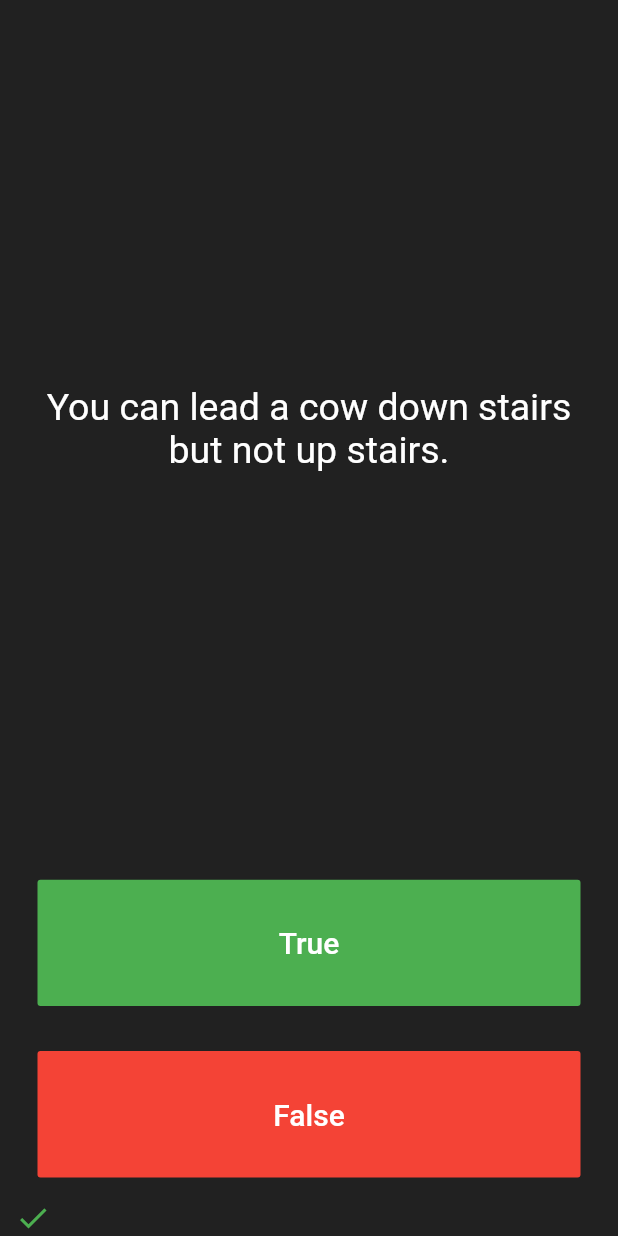
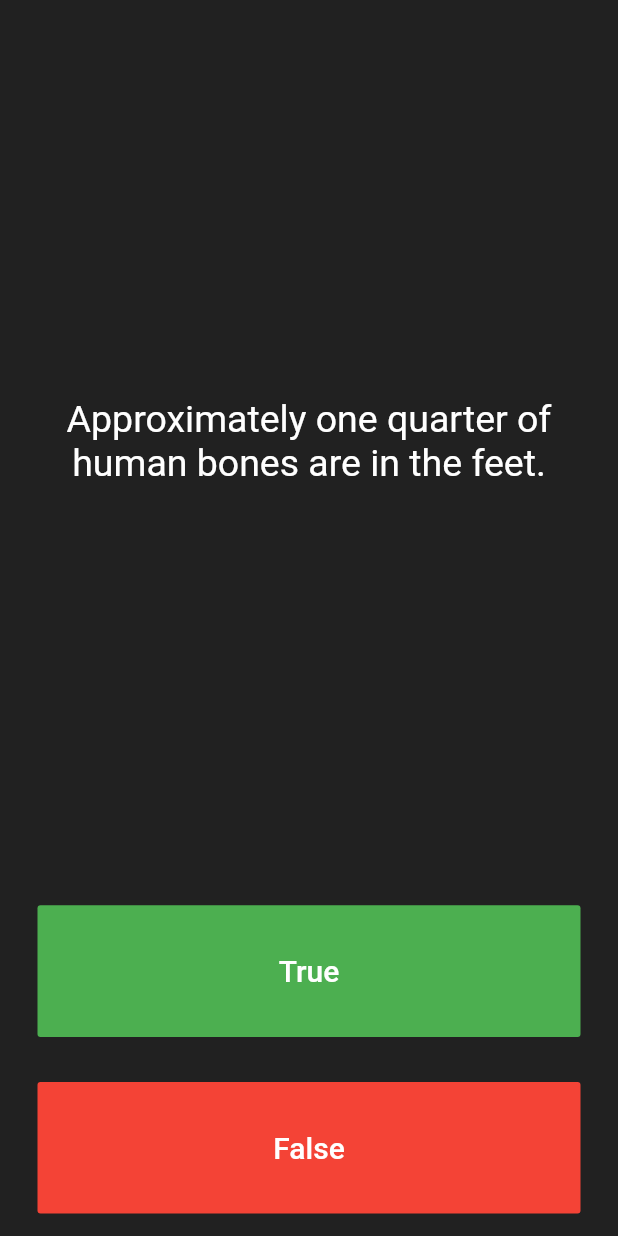
Before and after one commit to imjmakki/Quizz, a Flutter app: the screen it shows after launch, after a tap on "True", on a phone screen of 412 x 824 dp. Run offline on Flutter 3.47's test engine with Material 2 defaults, Android fonts, the phone set to English and light mode, and no system bars.

Commit message:
Quiz Practice

```diff
--- a/lib/main.dart
+++ b/lib/main.dart
@@ -31,7 +31,7 @@ class _QpageState extends State<Qpage> {
   List<String> questions = [
     'You can lead a cow down stairs but not up stairs.',
     'Approximately one quarter of human bones are in the feet.',
-    'A slug\'s blood is green.',
+    'A slug\'s blood is green.'
   ];
 
   int questionNumber = 0;
@@ -47,7 +47,7 @@ class _QpageState extends State<Qpage> {
             padding: EdgeInsets.all(10.0),
             child: Center(
               child: Text(
-                questions[0],
+                questions[questionNumber],
                 textAlign: TextAlign.center,
                 style: TextStyle(
                   fontSize: 25.0,
@@ -72,12 +72,7 @@ class _QpageState extends State<Qpage> {
               ),
               onPressed: () {
                 setState(() {
-                  scoreKeeper.add(
-                    Icon(
-                      Icons.check,
-                      color: Colors.green,
-                    ),
-                  );
+                  questionNumber++;
                 });
                 //The user picked true.
               },
```
